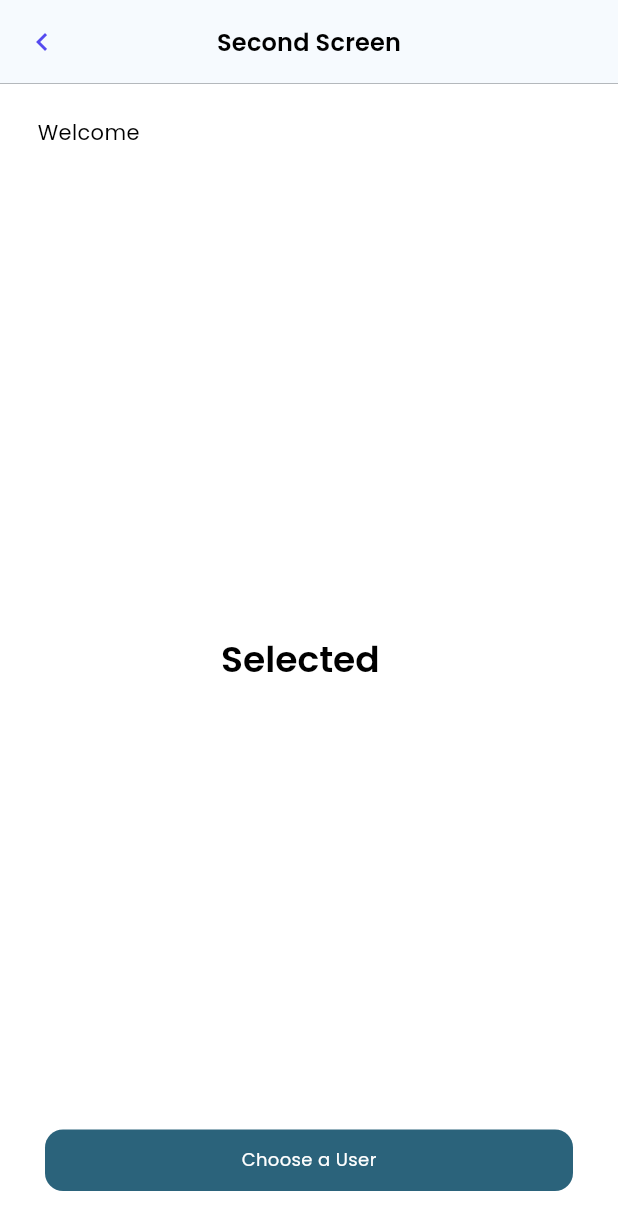
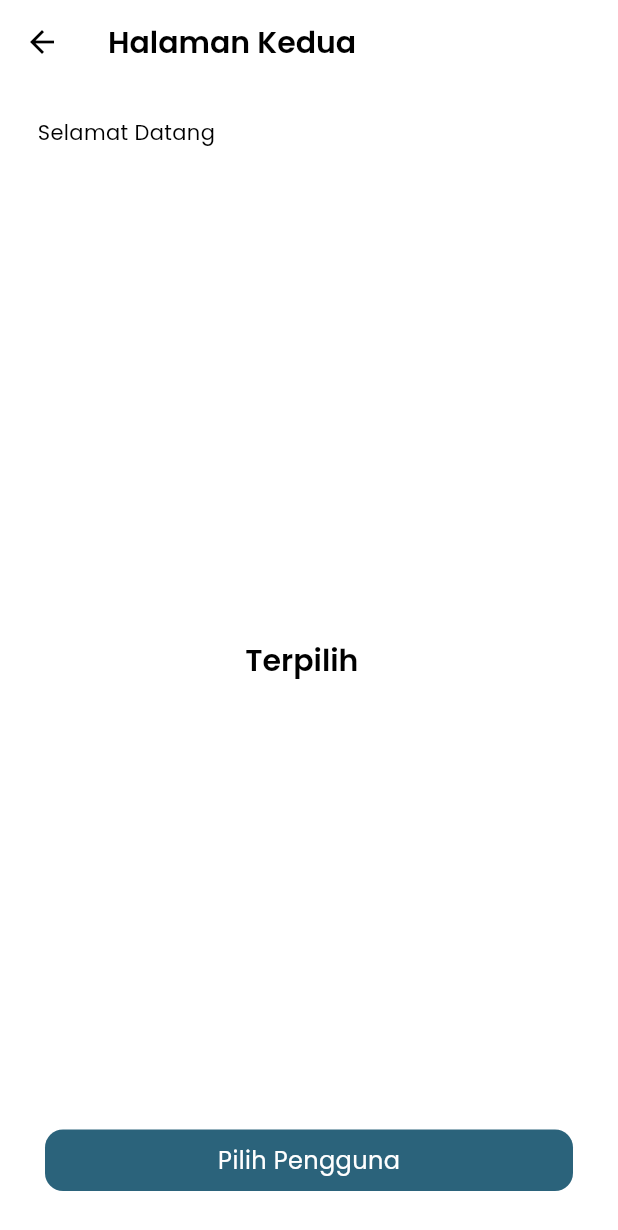
Before and after one commit to ezizull/suitmedia-gethired, a Flutter app: the SecondPage screen opened by its route, on a phone screen of 412 x 824 dp. Shown: the top 1230 px of the screen. Run offline on Flutter 3.47's test engine with Material 2 defaults, Android fonts, the phone set to English and light mode, and no system bars; our stand-ins replace flex_color_scheme, flutter_spinkit, get, google_fonts, responsive_framework, simple_shadow; accounts and stored records are empty.

```diff
--- a/lib/infrastructure/usecases/data/user.usecase.dart
+++ b/lib/infrastructure/usecases/data/user.usecase.dart
@@ -7,7 +7,7 @@ class UserUseCase {
   UserUseCase({required this.userRepo});
 
   Future<Pagination> getUsers(Map map) async {
-    final result = await userRepo.paginUser(map);
+    final result = await userRepo.userResponse(map);
     return Pagination.fromMap(result);
   }
 }
--- a/lib/presentation/pages/second/second.dart
+++ b/lib/presentation/pages/second/second.dart
@@ -6,20 +6,21 @@ import 'package:get/get.dart';
 import 'package:gethired/presentation/controllers/controllers.dart';
 import 'package:gethired/presentation/routes/routes.dart';
 import 'package:gethired/utils/utils.dart';
-import 'widgets/topbar.dart';
 
 class SecondPage extends GetView<SecondController> {
   const SecondPage({super.key});
 
   @override
   Widget build(BuildContext context) {
-    return GetBuilder<SecondController>(builder: (builderContext) {
-      final chooseUser = controller.session.chooseUser.value;
+    return GetBuilder<SessionController>(
+      init: controller.session,
+      builder: (session) {
+        final chooseUser = session.chooseUser.value;
         final userName = "${chooseUser?.firstName} ${chooseUser?.lastName}";
 
         return Scaffold(
           backgroundColor: Colors.white,
-        appBar: const TopBar(),
+          appBar: AppBar(title: const Text("Halaman Kedua")),
           body: Stack(
             children: [
               // user
@@ -33,11 +34,11 @@ class SecondPage extends GetView<SecondController> {
                     children: [
                       Container(
                         margin: const EdgeInsets.only(bottom: 6),
-                      child: const Text("Welcome"),
+                        child: const Text("Selamat Datang"),
                       ),
                       Text(
-                      "${controller.session.name.value}",
-                      style: Theme.of(context).textTheme.titleLarge,
+                        "${session.name.value}",
+                        style: Theme.of(context).textTheme.headlineSmall,
                       ),
                     ],
                   ),
@@ -48,8 +49,8 @@ class SecondPage extends GetView<SecondController> {
               Container(
                 alignment: Alignment.center,
                 child: Text(
-                "Selected ${chooseUser != null ? userName : "User Name"}",
-                style: Theme.of(context).textTheme.headlineSmall,
+                  "Terpilih ${chooseUser != null ? userName : "Nama Pengguna"}",
+                  style: Theme.of(context).textTheme.titleLarge,
                 ),
               ),
 
@@ -64,12 +65,12 @@ class SecondPage extends GetView<SecondController> {
                   borderRadius: BorderRadius.circular(12),
                   color: Theme.of(context).colorScheme.primary,
                   child: Text(
-                  "Choose a User",
+                    "Pilih Pengguna",
                     style: TextStyle(
                       color: Theme.of(context).colorScheme.onPrimary,
-                    fontFamily: Theme.of(context).textTheme.bodySmall!.fontFamily,
-                    fontSize: Theme.of(context).textTheme.bodySmall!.fontSize,
-                    fontStyle: Theme.of(context).textTheme.bodySmall!.fontStyle,
+                      fontFamily: Theme.of(context).textTheme.bodyLarge!.fontFamily,
+                      fontSize: Theme.of(context).textTheme.bodyLarge!.fontSize,
+                      fontStyle: Theme.of(context).textTheme.bodyLarge!.fontStyle,
                     ),
                   ),
                 ),
@@ -77,6 +78,7 @@ class SecondPage extends GetView<SecondController> {
             ],
           ),
         );
-    });
+      },
+    );
   }
 }
--- a/lib/presentation/pages/third/widgets/topbar.dart
+++ b/lib/presentation/pages/third/widgets/topbar.dart
@@ -1,8 +1,12 @@
 import 'package:get/get.dart';
 import 'package:flutter/material.dart';
 
+import 'package:gethired/presentation/controllers/controllers.dart';
+
 class TopBar extends StatelessWidget implements PreferredSizeWidget {
-  const TopBar({super.key});
+  const TopBar({super.key, required this.controller});
+
+  final ThirdController controller;
 
   @override
   PreferredSizeWidget build(BuildContext context) {
```
Also changed, not shown: lib/infrastructure/repository/data/user.repository.dart (+2 -6 lines), lib/presentation/pages/third/third.dart (+21 -11 lines). Lines whose indentation alone changed are shown as unchanged.
